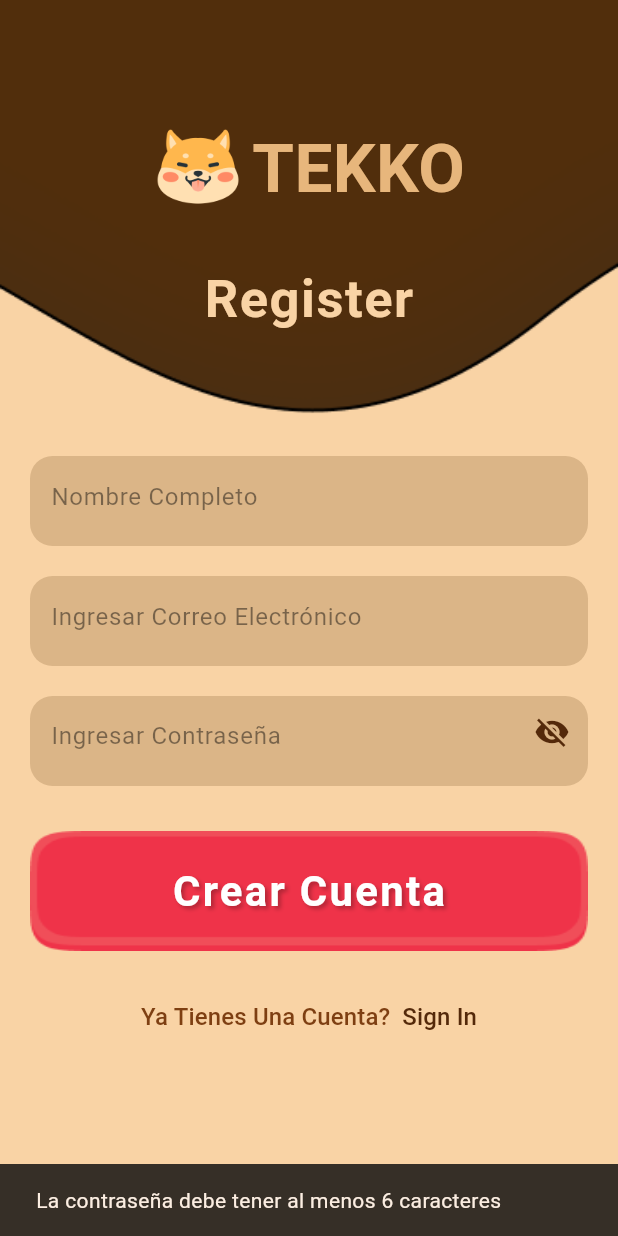
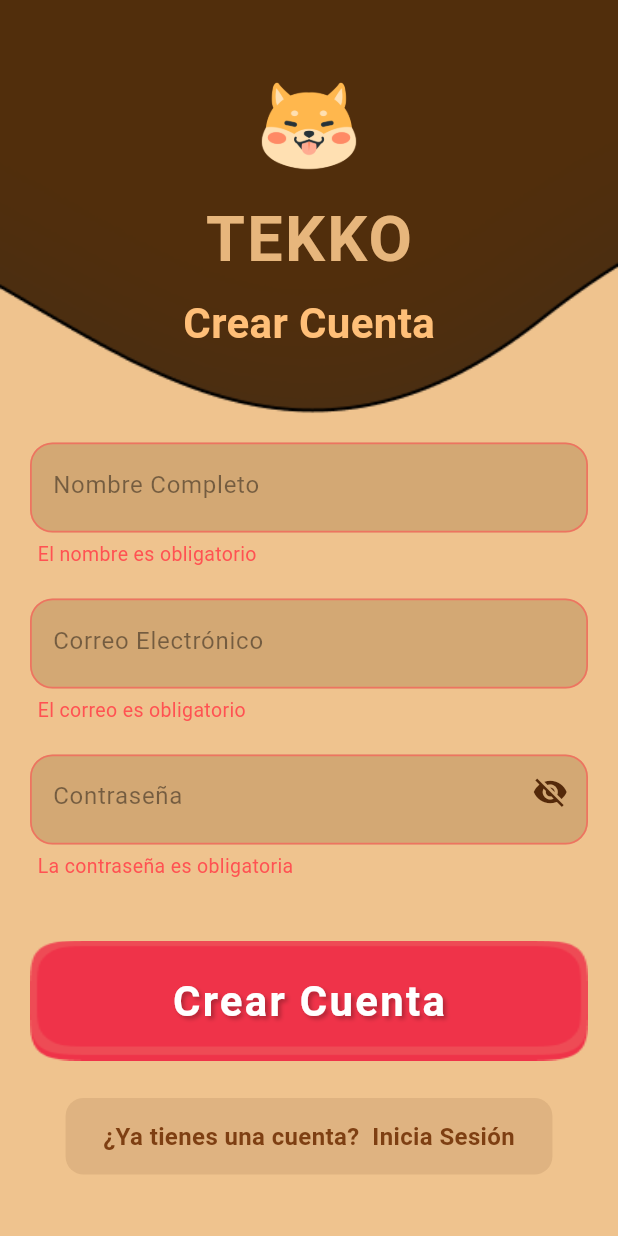
Before and after one commit to tobias-tj/TekkoApp, a Flutter app: the RegisterAccount screen opened by its route, after a tap on "Crear Cuenta", on a phone screen of 412 x 824 dp. Run offline on Flutter 3.47's test engine with Material 3 defaults, Android fonts, the phone set to English and light mode, and no system bars; our stand-ins replace animate_do, audioplayers, bloc, confetti, curved_navigation_bar, dio and 19 more; missing offline and left inert: flame, flutter_stripe, gal; accounts and stored records are empty.

Commit message:
Refactor account screens; enhance input validation and error handling in login and registration processes, improve UI layout, and streamline navigation

```diff
--- a/lib/components/input_account.dart
+++ b/lib/components/input_account.dart
@@ -5,71 +5,84 @@ class InputAccount extends StatefulWidget {
   final String hintText;
   final bool isPass;
   final TextInputType inputType;
-  const InputAccount(
-      {super.key,
-      required TextEditingController inputController,
+  final TextEditingController inputController;
+  final String? errorText;
+  final Function(String)? onChanged;
+
+  const InputAccount({
+    super.key,
     required this.hintText,
     required this.isPass,
-      required this.inputType})
-      : _inputController = inputController;
-
-  final TextEditingController _inputController;
+    required this.inputType,
+    required this.inputController,
+    this.errorText,
+    this.onChanged,
+  });
 
   @override
   State<InputAccount> createState() => _InputAccountState();
 }
 
 class _InputAccountState extends State<InputAccount> {
-  bool _obscureText =
-      true; // Estado para controlar la visibilidad de la contraseña
+  bool _obscureText = true;
 
   void _togglePasswordVisibility() {
-    setState(() {
-      _obscureText =
-          !_obscureText; // Alternar entre mostrar y ocultar la contraseña
-    });
+    setState(() => _obscureText = !_obscureText);
   }
 
   @override
   Widget build(BuildContext context) {
-    return Container(
+    return Column(
+      crossAxisAlignment: CrossAxisAlignment.start,
+      children: [
+        Container(
           height: 60,
           decoration: BoxDecoration(
             color: const Color.fromARGB(49, 92, 54, 9),
-        borderRadius: BorderRadius.all(Radius.circular(15.0)),
+            borderRadius: BorderRadius.circular(15.0),
+            border: Border.all(
+              color: widget.errorText == null
+                  ? Colors.transparent
+                  : Colors.redAccent.withOpacity(0.6),
+              width: 1.2,
+            ),
           ),
           child: TextField(
-        controller: widget._inputController,
+            controller: widget.inputController,
             keyboardType: widget.inputType,
             obscureText: widget.isPass ? _obscureText : false,
+            onChanged: widget.onChanged,
             decoration: InputDecoration(
-          fillColor: Colors.white,
               hintText: widget.hintText,
-          hintStyle: TextStyle(color: Colors.black45),
-          contentPadding: EdgeInsets.only(left: 14.0, bottom: 8.0, top: 15.0),
-          focusedBorder: OutlineInputBorder(
-            borderSide:
-                BorderSide(color: const Color.fromARGB(0, 255, 255, 255)),
-            borderRadius: BorderRadius.circular(25.7),
-          ),
-          enabledBorder: UnderlineInputBorder(
-            borderSide:
-                BorderSide(color: const Color.fromARGB(0, 255, 255, 255)),
-            borderRadius: BorderRadius.circular(25.7),
-          ),
+              hintStyle: const TextStyle(color: Colors.black45),
+              border: InputBorder.none,
+              contentPadding:
+                  const EdgeInsets.only(left: 14.0, bottom: 8.0, top: 15.0),
               suffixIcon: widget.isPass
                   ? IconButton(
                       icon: Icon(
-                    _obscureText
-                        ? Icons.visibility_off
-                        : Icons.visibility, // Alternar íconos
+                        _obscureText ? Icons.visibility_off : Icons.visibility,
                         color: AppColors.chocolateNewDark,
                       ),
-                  onPressed: _togglePasswordVisibility, // Alternar visibilidad
+                      onPressed: _togglePasswordVisibility,
                     )
                   : null,
             ),
           ),
+        ),
+        if (widget.errorText != null && widget.errorText!.isNotEmpty)
+          Padding(
+            padding: const EdgeInsets.only(top: 5, left: 5),
+            child: Text(
+              widget.errorText!,
+              style: const TextStyle(
+                color: Colors.redAccent,
+                fontSize: 13,
+                fontWeight: FontWeight.w400,
+              ),
+            ),
+          ),
+      ],
     );
   }
 }
--- a/lib/main.dart
+++ b/lib/main.dart
@@ -1,6 +1,7 @@
 import 'package:firebase_analytics/firebase_analytics.dart';
 import 'package:firebase_messaging/firebase_messaging.dart';
 import 'package:flutter/material.dart';
+import 'package:flutter/services.dart';
 import 'package:flutter_bloc/flutter_bloc.dart';
 import 'package:flutter_dotenv/flutter_dotenv.dart';
 import 'package:flutter_stripe/flutter_stripe.dart';
@@ -60,6 +61,10 @@ final FirebaseAnalytics analytics = FirebaseAnalytics.instance;
 
 void main() async {
   WidgetsFlutterBinding.ensureInitialized();
+  await SystemChrome.setPreferredOrientations([
+    DeviceOrientation.portraitUp,
+    DeviceOrientation.portraitDown,
+  ]);
   FirebaseMessaging.onBackgroundMessage(
       FirebaseMessageService.firebaseMessagingBackgroundHandler);
   await initializeDateFormatting('es');
--- a/lib/screens/accounts/register_account_screen.dart
+++ b/lib/screens/accounts/register_account_screen.dart
@@ -16,15 +16,65 @@ class RegisterAccount extends StatefulWidget {
 }
 
 class _RegisterAccountState extends State<RegisterAccount> {
-  final TextEditingController _nameController = TextEditingController();
-  final TextEditingController _emailController = TextEditingController();
-  final TextEditingController _passwordController = TextEditingController();
+  final _nameController = TextEditingController();
+  final _emailController = TextEditingController();
+  final _passwordController = TextEditingController();
 
   bool _isLoading = false;
 
-  void _goToLogin() {
-    // Lógica para redirigir al Login
-    context.goNamed('login');
+  String? _nameError;
+  String? _emailError;
+  String? _passwordError;
+
+  void _goToLogin() => context.goNamed('login');
+
+  bool _isValidEmail(String email) {
+    final regex = RegExp(r'^[\w-.]+@([\w-]+\.)+[\w-]{2,4}$');
+    return regex.hasMatch(email);
+  }
+
+  Future<void> _register() async {
+    if (_isLoading) return;
+
+    setState(() {
+      _nameError =
+          _nameController.text.isEmpty ? 'El nombre es obligatorio' : null;
+      _emailError = _emailController.text.isEmpty
+          ? 'El correo es obligatorio'
+          : !_isValidEmail(_emailController.text)
+              ? 'Correo inválido'
+              : null;
+      _passwordError = _passwordController.text.isEmpty
+          ? 'La contraseña es obligatoria'
+          : _passwordController.text.length < 6
+              ? 'Debe tener al menos 6 caracteres'
+              : null;
+    });
+
+    if (_nameError != null || _emailError != null || _passwordError != null)
+      return;
+
+    setState(() => _isLoading = true);
+
+    try {
+      final nameKid = await StorageUtils.getString('userName') ?? '';
+      final ageKid = await StorageUtils.getInt('userAge') ?? 0;
+
+      final authModel = AuthModel(
+        fullNameParent: _nameController.text.trim(),
+        email: _emailController.text.trim(),
+        password: _passwordController.text,
+        nameKid: nameKid,
+        ageKid: ageKid,
+      );
+
+      context.read<AuthBloc>().add(RegisterRequested(authModel: authModel));
+    } catch (e) {
+      setState(() => _isLoading = false);
+      ScaffoldMessenger.of(context).showSnackBar(
+        SnackBar(content: Text('Error: ${e.toString()}')),
+      );
+    }
   }
 
   @override
@@ -35,39 +85,6 @@ class _RegisterAccountState extends State<RegisterAccount> {
     super.dispose();
   }
 
-  Future<void> _register() async {
-    if (_isLoading) return;
-
-    setState(() => _isLoading = true);
-
-    if (_passwordController.text.length < 6) {
-      ScaffoldMessenger.of(context).showSnackBar(
-        const SnackBar(
-          content: Text('La contraseña debe tener al menos 6 caracteres'),
-        ),
-      );
-      setState(() => _isLoading = false);
-      return;
-    }
-    try {
-      final nameKid = await StorageUtils.getString('userName') ?? '';
-      final ageKid = await StorageUtils.getInt('userAge') ?? 0;
-
-      final authModel = AuthModel(
-          fullNameParent: _nameController.text,
-          email: _emailController.text,
-          password: _passwordController.text,
-          nameKid: nameKid,
-          ageKid: ageKid);
-      context.read<AuthBloc>().add(RegisterRequested(authModel: authModel));
-    } catch (e) {
-      setState(() => _isLoading = false);
-      ScaffoldMessenger.of(context).showSnackBar(
-        SnackBar(content: Text('Error: ${e.toString()}')),
-      );
-    }
-  }
-
   @override
   Widget build(BuildContext context) {
     final size = MediaQuery.of(context).size;
@@ -76,12 +93,7 @@ class _RegisterAccountState extends State<RegisterAccount> {
       listener: (context, state) {
         if (state is AuthSuccess) {
           StorageUtils.setString('token', state.token);
-
-            // await showSuccessAnimation();
-
-            if (mounted) {
           context.pushReplacement('/loading');
-            }
         } else if (state is AuthFailure) {
           setState(() => _isLoading = false);
           ScaffoldMessenger.of(context)
@@ -89,123 +101,108 @@ class _RegisterAccountState extends State<RegisterAccount> {
         }
       },
       child: Scaffold(
+        resizeToAvoidBottomInset: true,
         backgroundColor: AppColors.cardBackgroundSoft,
         body: Stack(
           children: [
-              Container(
-                width: size.width,
-                height: size.height,
-                color: AppColors.softCream,
-              ),
             const CustomBackground(),
-              Positioned(
-                top: 80,
-                left: 0,
-                right: 0,
-                child: Column(
-                  mainAxisAlignment: MainAxisAlignment.center,
-                  crossAxisAlignment: CrossAxisAlignment.center,
-                  children: [
-                    Row(
-                      mainAxisAlignment: MainAxisAlignment.center,
-                      children: [
-                        Container(
-                          width: 60,
-                          height: 60,
-                          decoration: BoxDecoration(
-                            image: const DecorationImage(
-                              image: AssetImage("assets/images/shibaIcon.png"),
-                              fit: BoxFit.fill,
-                            ),
-                          ),
-                        ),
-                        const SizedBox(width: 6),
-                        const Text(
-                          'TEKKO',
-                          style: TextStyle(
-                            fontSize: 45,
-                            fontWeight: FontWeight.bold,
-                            color: AppColors.cardMaskSoft,
-                          ),
-                        ),
-                      ],
-                    ),
-                    const SizedBox(height: 30),
-                    const Text(
-                      'Register',
-                      style: TextStyle(
-                        fontSize: 35,
-                        fontWeight: FontWeight.bold,
-                        color: AppColors.softCream,
-                        letterSpacing: 1,
-                      ),
-                    ),
-                    const SizedBox(height: 80),
-                    Padding(
+            SingleChildScrollView(
               padding: const EdgeInsets.symmetric(horizontal: 20),
               child: Column(
                 children: [
+                  const SizedBox(height: 50),
+                  const _Header(),
+                  const SizedBox(height: 60),
                   InputAccount(
                     hintText: "Nombre Completo",
                     inputController: _nameController,
                     isPass: false,
                     inputType: TextInputType.name,
+                    errorText: _nameError,
                   ),
                   const SizedBox(height: 20),
                   InputAccount(
-                            hintText: "Ingresar Correo Electrónico",
+                    hintText: "Correo Electrónico",
                     inputController: _emailController,
                     isPass: false,
                     inputType: TextInputType.emailAddress,
+                    errorText: _emailError,
                   ),
                   const SizedBox(height: 20),
                   InputAccount(
-                            hintText: "Ingresar Contraseña",
+                    hintText: "Contraseña",
                     inputController: _passwordController,
                     isPass: true,
                     inputType: TextInputType.text,
+                    errorText: _passwordError,
                   ),
-                          const SizedBox(height: 30),
+                  const SizedBox(height: 40),
                   ButtonIntro(
                     onNext: _register,
-                            textButton: _isLoading
-                                ? 'Creando cuenta...'
-                                : 'Crear Cuenta',
+                    textButton:
+                        _isLoading ? 'Creando cuenta...' : 'Crear Cuenta',
                     isParent: true,
                   ),
-                          const SizedBox(height: 20),
-                          TextButton(
-                            onPressed: _goToLogin,
-                            child: Row(
-                              mainAxisAlignment: MainAxisAlignment.center,
-                              children: [
-                                const Text(
-                                  'Ya Tienes Una Cuenta?',
+                  const SizedBox(height: 25),
+                  GestureDetector(
+                    onTap: _goToLogin,
+                    child: Container(
+                      padding: const EdgeInsets.symmetric(
+                          vertical: 14, horizontal: 25),
+                      decoration: BoxDecoration(
+                        borderRadius: BorderRadius.circular(12),
+                        color: AppColors.chocolateNewDark.withOpacity(0.1),
+                      ),
+                      child: const Text(
+                        '¿Ya tienes una cuenta?  Inicia Sesión',
                         style: TextStyle(
                           fontSize: 16,
                           color: AppColors.chocolateDark,
+                          fontWeight: FontWeight.bold,
                         ),
                       ),
-                                SizedBox(width: 8),
-                                const Text(
-                                  'Sign In',
-                                  style: TextStyle(
-                                    fontSize: 16,
-                                    color: AppColors.chocolateNewDark,
                     ),
                   ),
+                  const SizedBox(height: 40),
                 ],
               ),
             ),
           ],
         ),
       ),
-                  ],
+    );
+  }
+}
+
+class _Header extends StatelessWidget {
+  const _Header();
+
+  @override
+  Widget build(BuildContext context) {
+    return Column(
+      children: [
+        Image.asset("assets/images/shibaIcon.png", width: 70),
+        const SizedBox(height: 10),
+        const Text(
+          'TEKKO',
+          style: TextStyle(
+            fontSize: 42,
+            fontWeight: FontWeight.bold,
+            color: AppColors.cardMaskSoft,
+            letterSpacing: 1.5,
+          ),
+        ),
+        const SizedBox(height: 5),
+        const Text(
+          'Crear Cuenta',
+          style: TextStyle(
+            fontSize: 28,
+            fontWeight: FontWeight.bold,
+            color: AppColors.softCreamDark,
           ),
         ),
       ],
-          ),
-        ));
+    );
   }
 }
 
```
Also changed, not shown: lib/screens/accounts/create_account_step.dart (+21 -7 lines), lib/screens/accounts/login_account_screen.dart (+123 -97 lines). Lines whose indentation alone changed are shown as unchanged.
